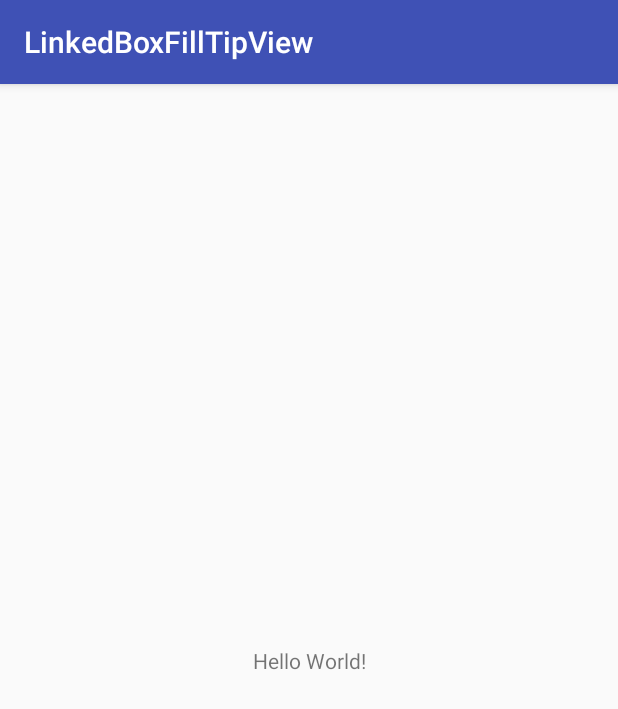
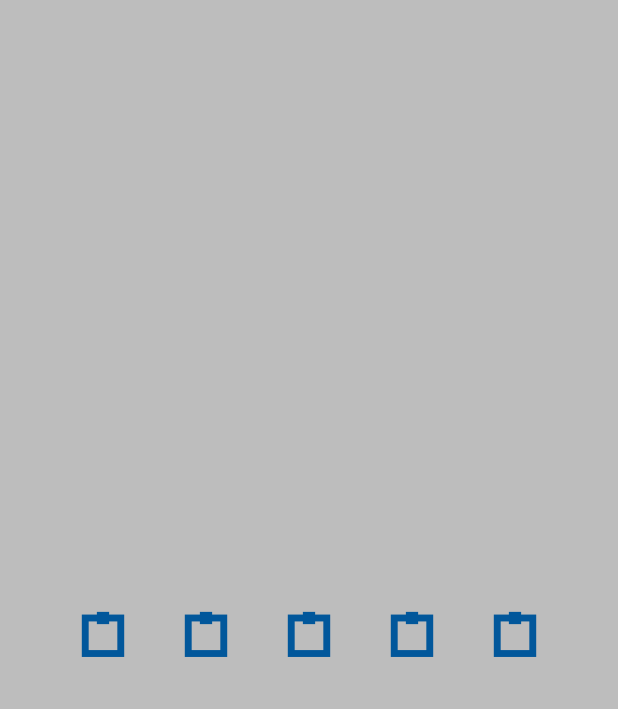
Before and after one commit to Anwesh43/LinkedBoxFillTipView, an Android app: the screen it shows after launch (MainActivity), on a phone screen of 412 x 824 dp. Shown: the top 709 px of the screen. Run offline under Robolectric (Android 15) with nearby library versions, the phone set to English and light mode, and no system bars.

```diff
--- a/app/build.gradle
+++ b/app/build.gradle
@@ -27,6 +27,7 @@ dependencies {
     androidTestImplementation 'com.android.support.test:runner:1.0.1'
     androidTestImplementation 'com.android.support.test.espresso:espresso-core:3.0.1'
     compile "org.jetbrains.kotlin:kotlin-stdlib-jre7:$kotlin_version"
+    compile project(":boxfilltipview")
 }
 repositories {
     mavenCentral()
--- a/app/src/main/java/com/anwesh/uiprojects/linkedboxfilltipview/MainActivity.kt
+++ b/app/src/main/java/com/anwesh/uiprojects/linkedboxfilltipview/MainActivity.kt
@@ -2,11 +2,19 @@ package com.anwesh.uiprojects.linkedboxfilltipview
 
 import android.support.v7.app.AppCompatActivity
 import android.os.Bundle
+import android.view.WindowManager
+import com.anwesh.uiprojects.boxfilltipview.BoxFillTipView
 
 class MainActivity : AppCompatActivity() {
 
     override fun onCreate(savedInstanceState: Bundle?) {
         super.onCreate(savedInstanceState)
-        setContentView(R.layout.activity_main)
+        BoxFillTipView.create(this)
+        fullScreen()
     }
 }
+
+fun MainActivity.fullScreen() {
+    supportActionBar?.hide()
+    window.addFlags(WindowManager.LayoutParams.FLAG_FULLSCREEN)
+}
```
